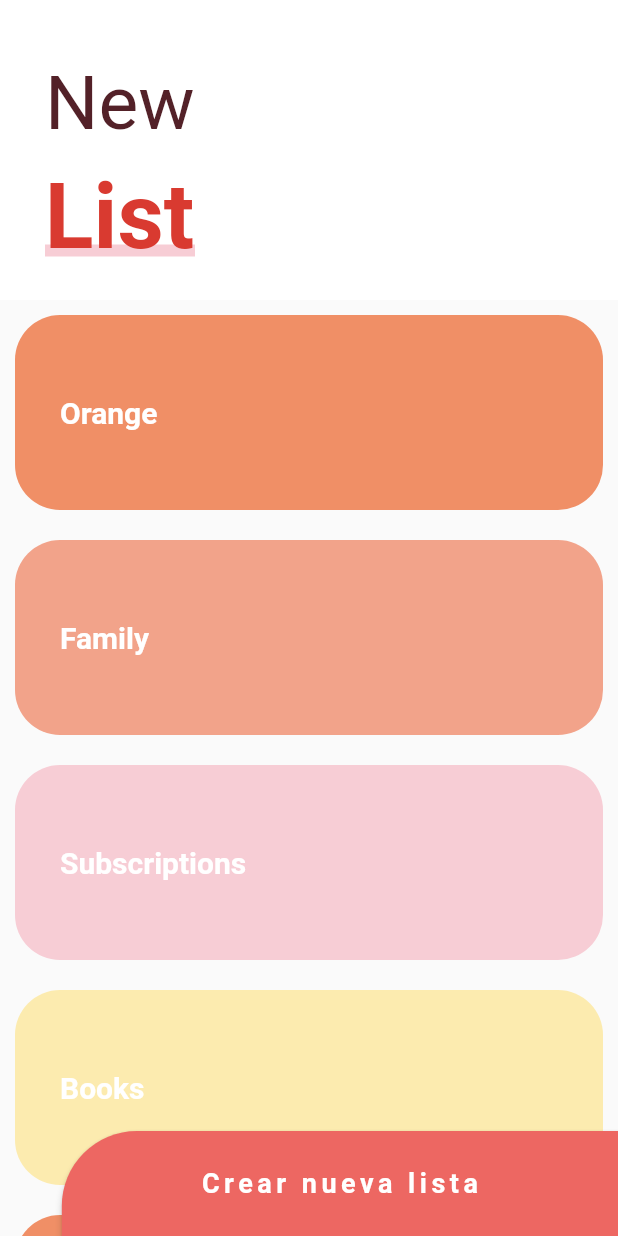
After one commit to JovannyRch/flutter_avanzado, a Flutter app: the screen it shows after launch, after a tap on "Sliver List App", on a phone screen of 412 x 824 dp. The commit adds this screen. Run offline on Flutter 3.47's test engine with Material 2 defaults, Android fonts, the phone set to English and light mode, and no system bars; our stand-ins replace animate_do, flutter_svg, font_awesome_flutter.

Commit message:
Sliver List App

```diff
--- a/lib/main.dart
+++ b/lib/main.dart
@@ -6,6 +6,7 @@ import 'package:flutter_avanzado/screens/loader/graficas_screen.dart';
 import 'package:flutter_avanzado/screens/loader/loader_screen.dart';
 import 'package:flutter_avanzado/screens/pinterest/pinterest_screen.dart';
 import 'package:flutter_avanzado/screens/slides/slide_home_screen.dart';
+import 'package:flutter_avanzado/screens/sliver_list_app/sliver_list_screen.dart';
 
 import 'screens/animations_menu_screen.dart';
 
@@ -101,6 +102,16 @@ class Menu extends StatelessWidget {
                   MaterialPageRoute(builder: (context) => EmergencyPage()),
                 );
               },
+            ),
+            ListTile(
+              title: Text("Sliver List App"),
+              subtitle: Divider(),
+              trailing: Icon(Icons.arrow_forward_ios),
+              onTap: () {
+                Navigator.of(context).push(
+                  MaterialPageRoute(builder: (context) => SliverListScreen()),
+                );
+              },
             )
           ],
         ),
--- /dev/null
+++ b/lib/screens/sliver_list_app/sliver_list_screen.dart
@@ -0,0 +1,215 @@
+import 'package:flutter/material.dart';
+
+class SliverListScreen extends StatelessWidget {
+  const SliverListScreen({Key key}) : super(key: key);
+
+  @override
+  Widget build(BuildContext context) {
+    return Scaffold(
+      body: Stack(
+        children: <Widget>[
+          MainScroll(),
+          Positioned(
+            child: _BotonNewList(),
+            bottom: 0.0,
+            right: 0.0,
+          ),
+        ],
+      ),
+    );
+  }
+}
+
+class _BotonNewList extends StatelessWidget {
+  @override
+  Widget build(BuildContext context) {
+    final size = MediaQuery.of(context).size;
+    return ButtonTheme(
+      minWidth: size.width * 0.9,
+      height: 70.0,
+      child: RaisedButton(
+        onPressed: () => {},
+        color: Color(0xFFED6762),
+        shape: RoundedRectangleBorder(
+            borderRadius: BorderRadius.only(topLeft: Radius.circular(50.0))),
+        child: Text(
+          "Crear nueva lista",
+          style: TextStyle(
+            fontSize: 18.0,
+            fontWeight: FontWeight.bold,
+            color: Colors.white,
+            letterSpacing: 3,
+          ),
+        ),
+      ),
+    );
+  }
+}
+
+class MainScroll extends StatelessWidget {
+  final items = [
+    _ListItem('Orange', Color(0xffF08F66)),
+    _ListItem('Family', Color(0xffF2A38A)),
+    _ListItem('Subscriptions', Color(0xffF7CDD5)),
+    _ListItem('Books', Color(0xffFCEBAF)),
+    _ListItem('Orange', Color(0xffF08F66)),
+    _ListItem('Family', Color(0xffF2A38A)),
+    _ListItem('Subscriptions', Color(0xffF7CDD5)),
+    _ListItem('Books', Color(0xffFCEBAF)),
+  ];
+
+  @override
+  Widget build(BuildContext context) {
+    return CustomScrollView(
+      physics: BouncingScrollPhysics(),
+      slivers: <Widget>[
+        SliverPersistentHeader(
+          delegate: _SliverCustomHeaderDelegate(
+              maxHeight: 200,
+              minHeight: 170,
+              child: Container(
+                alignment: Alignment.centerLeft,
+                color: Colors.white,
+                child: _Titulo(),
+              )),
+          floating: true,
+        ),
+        SliverList(
+            delegate: SliverChildListDelegate(
+          [
+            ...items,
+            SizedBox(
+              height: 100.0,
+            )
+          ],
+        )),
+      ],
+    );
+  }
+}
+
+class _SliverCustomHeaderDelegate extends SliverPersistentHeaderDelegate {
+  final double minHeight;
+  final double maxHeight;
+  final Widget child;
+
+  _SliverCustomHeaderDelegate(
+      {@required this.minHeight,
+      @required this.maxHeight,
+      @required this.child});
+
+  @override
+  Widget build(
+      BuildContext context, double shrinkOffset, bool overlapsContent) {
+    return SizedBox.expand(
+      child: child,
+    );
+  }
+
+  @override
+  double get maxExtent => maxHeight;
+
+  @override
+  double get minExtent => minHeight;
+
+  @override
+  bool shouldRebuild(_SliverCustomHeaderDelegate oldDelegate) {
+    return maxHeight != oldDelegate.maxHeight ||
+        minHeight != oldDelegate.minHeight ||
+        child != oldDelegate.child;
+  }
+}
+
+class _ListaTareas extends StatelessWidget {
+  final items = [
+    _ListItem('Orange', Color(0xffF08F66)),
+    _ListItem('Family', Color(0xffF2A38A)),
+    _ListItem('Subscriptions', Color(0xffF7CDD5)),
+    _ListItem('Books', Color(0xffFCEBAF)),
+    _ListItem('Orange', Color(0xffF08F66)),
+    _ListItem('Family', Color(0xffF2A38A)),
+    _ListItem('Subscriptions', Color(0xffF7CDD5)),
+    _ListItem('Books', Color(0xffFCEBAF)),
+  ];
+  @override
+  Widget build(BuildContext context) {
+    return ListView.builder(
+      physics: BouncingScrollPhysics(),
+      itemCount: items.length,
+      itemBuilder: (BuildContext context, int index) => items[index],
+    );
+  }
+}
+
+class _Titulo extends StatelessWidget {
+  @override
+  Widget build(BuildContext context) {
+    return Column(children: [
+      SizedBox(
+        height: 30.0,
+      ),
+      Container(
+        margin: EdgeInsets.symmetric(
+          horizontal: 30.0,
+          vertical: 10.0,
+        ),
+        child: Text(
+          "New",
+          style: TextStyle(fontSize: 50.0, color: Color(0xff532128)),
+        ),
+      ),
+      Stack(
+        children: <Widget>[
+          SizedBox(
+            width: 100.0,
+          ),
+          Positioned(
+            bottom: 8,
+            child: Container(
+              width: 140,
+              height: 8.0,
+              decoration: BoxDecoration(color: Color(0xfff7cdd5)),
+            ),
+          ),
+          Container(
+            child: Text(
+              "List",
+              style: TextStyle(
+                  color: Color(0xffD93a30),
+                  fontSize: 60.0,
+                  fontWeight: FontWeight.bold),
+            ),
+          ),
+        ],
+      )
+    ]);
+  }
+}
+
+class _ListItem extends StatelessWidget {
+  final String texto;
+  final Color color;
+  _ListItem(this.texto, this.color);
+
+  @override
+  Widget build(BuildContext context) {
+    return Container(
+      alignment: Alignment.centerLeft,
+      child: Text(
+        this.texto,
+        style: TextStyle(
+          color: Colors.white,
+          fontWeight: FontWeight.bold,
+          fontSize: 20.0,
+        ),
+      ),
+      height: 130.0,
+      margin: EdgeInsets.all(10.0),
+      padding: EdgeInsets.all(30.0),
+      decoration: BoxDecoration(
+        color: this.color,
+        borderRadius: BorderRadius.circular(30.0),
+      ),
+    );
+  }
+}
```
